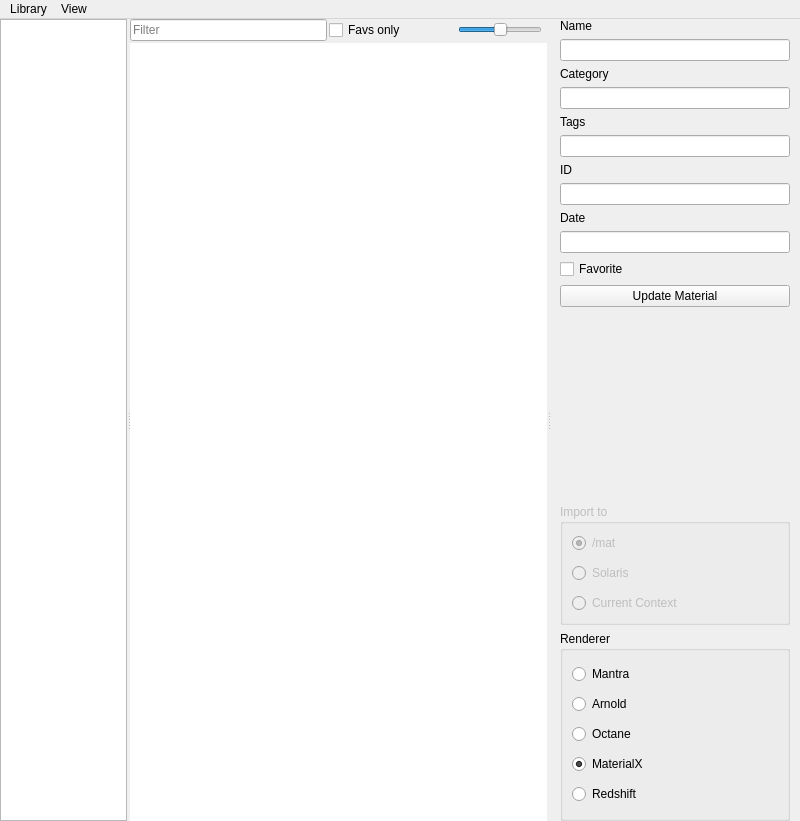
The window that scripts/python/matlib/ui/matlib.ui (eglaubauf/egMatLib) describes before a commit, drawn with Qt 5.
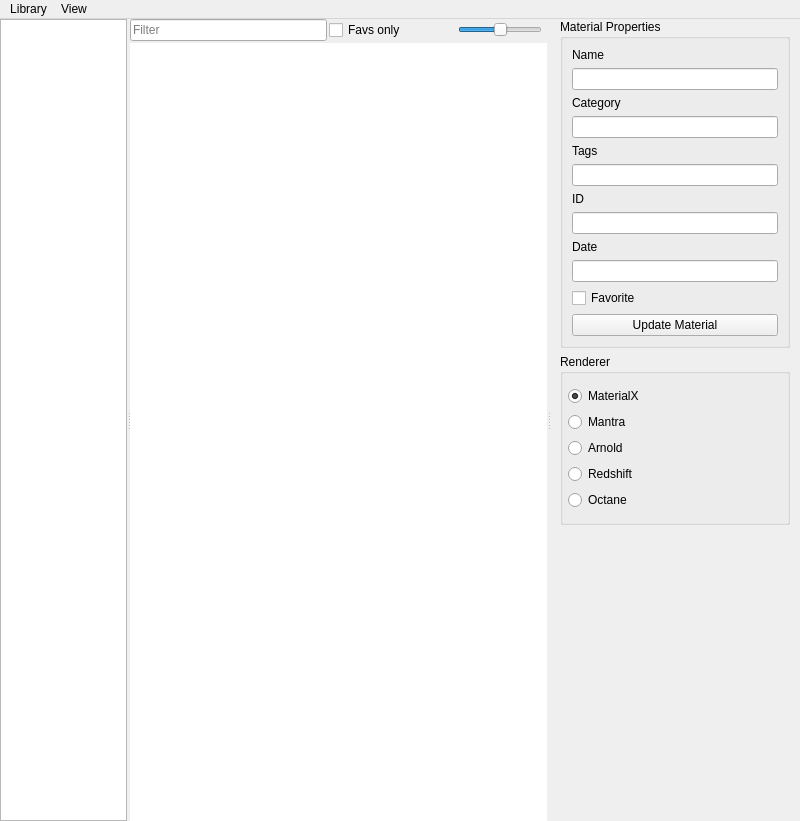
The same window after the commit.

Commit message: enable/disable renderer functionality - cleanup ui

The edit to the form file:
```diff
--- a/scripts/python/matlib/ui/matlib.ui
+++ b/scripts/python/matlib/ui/matlib.ui
@@ -358,8 +358,8 @@
             <rect>
              <x>0</x>
              <y>0</y>
-             <width>250</width>
-             <height>797</height>
+             <width>261</width>
+             <height>782</height>
             </rect>
            </property>
            <layout class="QVBoxLayout" name="verticalLayout_9">
@@ -379,6 +379,14 @@
              <number>0</number>
             </property>
             <item>
+             <widget class="QGroupBox" name="groupBox_2">
+              <property name="title">
+               <string>Material Properties</string>
+              </property>
+              <layout class="QVBoxLayout" name="verticalLayout_4">
+               <item>
+                <layout class="QVBoxLayout" name="verticalLayout_3">
+                 <item>
              <widget class="QLabel" name="Name">
               <property name="text">
                <string>Name</string>
@@ -477,85 +485,6 @@
               </property>
              </widget>
             </item>
-            <item>
-             <spacer name="verticalSpacer">
-              <property name="orientation">
-               <enum>Qt::Orientation::Vertical</enum>
-              </property>
-              <property name="sizeType">
-               <enum>QSizePolicy::Policy::MinimumExpanding</enum>
-              </property>
-              <property name="sizeHint" stdset="0">
-               <size>
-                <width>20</width>
-                <height>40</height>
-               </size>
-              </property>
-             </spacer>
-            </item>
-            <item>
-             <widget class="QGroupBox" name="import_group">
-              <property name="enabled">
-               <bool>false</bool>
-              </property>
-              <property name="title">
-               <string>Import to</string>
-              </property>
-              <layout class="QGridLayout" name="gridLayout_2">
-               <item row="0" column="0">
-                <layout class="QGridLayout" name="layout_context">
-                 <property name="leftMargin">
-                  <number>0</number>
-                 </property>
-                 <property name="horizontalSpacing">
-                  <number>0</number>
-                 </property>
-                 <property name="verticalSpacing">
-                  <number>10</number>
-                 </property>
-                 <item row="0" column="0">
-                  <widget class="QRadioButton" name="radio_default">
-                   <property name="text">
-                    <string>/mat</string>
-                   </property>
-                   <property name="checked">
-                    <bool>true</bool>
-                   </property>
-                  </widget>
-                 </item>
-                 <item row="2" column="1">
-                  <spacer name="horizontalSpacer_3">
-                   <property name="orientation">
-                    <enum>Qt::Orientation::Horizontal</enum>
-                   </property>
-                   <property name="sizeType">
-                    <enum>QSizePolicy::Policy::MinimumExpanding</enum>
-                   </property>
-                   <property name="sizeHint" stdset="0">
-                    <size>
-                     <width>40</width>
-                     <height>20</height>
-                    </size>
-                   </property>
-                  </spacer>
-                 </item>
-                 <item row="1" column="0">
-                  <widget class="QRadioButton" name="radio_USD">
-                   <property name="text">
-                    <string>Solaris</string>
-                   </property>
-                   <property name="checked">
-                    <bool>false</bool>
-                   </property>
-                  </widget>
-                 </item>
-                 <item row="2" column="0">
-                  <widget class="QRadioButton" name="radio_current">
-                   <property name="text">
-                    <string>Current Context</string>
-                   </property>
-                  </widget>
-                 </item>
                 </layout>
                </item>
               </layout>
@@ -564,7 +493,7 @@
             <item>
              <widget class="QGroupBox" name="groupBox">
               <property name="sizePolicy">
-               <sizepolicy hsizetype="MinimumExpanding" vsizetype="Expanding">
+               <sizepolicy hsizetype="MinimumExpanding" vsizetype="Minimum">
                 <horstretch>0</horstretch>
                 <verstretch>0</verstretch>
                </sizepolicy>
@@ -581,45 +510,35 @@
               <property name="checkable">
                <bool>false</bool>
               </property>
-              <layout class="QGridLayout" name="gridLayout">
+              <layout class="QGridLayout" name="gridLayout" rowstretch="0">
+               <property name="leftMargin">
+                <number>5</number>
+               </property>
+               <property name="topMargin">
+                <number>12</number>
+               </property>
+               <property name="rightMargin">
+                <number>5</number>
+               </property>
+               <property name="bottomMargin">
+                <number>12</number>
+               </property>
                <item row="0" column="0">
-                <layout class="QGridLayout" name="layout_renderers">
-                 <property name="horizontalSpacing">
-                  <number>0</number>
-                 </property>
-                 <property name="verticalSpacing">
-                  <number>10</number>
-                 </property>
+                <layout class="QGridLayout" name="gridLayout_2">
+                 <item row="1" column="0">
+                  <widget class="QRadioButton" name="cb_Mantra">
+                   <property name="text">
+                    <string>Mantra</string>
+                   </property>
+                   <property name="checked">
+                    <bool>false</bool>
+                   </property>
+                   <attribute name="buttonGroup">
+                    <string notr="true">rendererGroup</string>
+                   </attribute>
+                  </widget>
+                 </item>
                  <item row="3" column="0">
-                  <widget class="QRadioButton" name="cb_Octane">
-                   <property name="text">
-                    <string>Octane</string>
-                   </property>
-                   <property name="checked">
-                    <bool>false</bool>
-                   </property>
-                   <attribute name="buttonGroup">
-                    <string notr="true">rendererGroup</string>
-                   </attribute>
-                  </widget>
-                 </item>
-                 <item row="4" column="1">
-                  <spacer name="horizontalSpacer_4">
-                   <property name="orientation">
-                    <enum>Qt::Orientation::Horizontal</enum>
-                   </property>
-                   <property name="sizeType">
-                    <enum>QSizePolicy::Policy::MinimumExpanding</enum>
-                   </property>
-                   <property name="sizeHint" stdset="0">
-                    <size>
-                     <width>40</width>
-                     <height>20</height>
-                    </size>
-                   </property>
-                  </spacer>
-                 </item>
-                 <item row="5" column="0">
                   <widget class="QRadioButton" name="cb_Redshift">
                    <property name="text">
                     <string>Redshift</string>
@@ -632,7 +551,23 @@
                    </attribute>
                   </widget>
                  </item>
-                 <item row="1" column="0">
+                 <item row="0" column="0">
+                  <widget class="QRadioButton" name="cb_MatX">
+                   <property name="enabled">
+                    <bool>true</bool>
+                   </property>
+                   <property name="text">
+                    <string>MaterialX</string>
+                   </property>
+                   <property name="checked">
+                    <bool>true</bool>
+                   </property>
+                   <attribute name="buttonGroup">
+                    <string notr="true">rendererGroup</string>
+                   </attribute>
+                  </widget>
+                 </item>
+                 <item row="2" column="0">
                   <widget class="QRadioButton" name="cb_Arnold">
                    <property name="text">
                     <string>Arnold</string>
@@ -645,26 +580,13 @@
                    </attribute>
                   </widget>
                  </item>
-                 <item row="0" column="0">
-                  <widget class="QRadioButton" name="cb_Mantra">
-                   <property name="text">
-                    <string>Mantra</string>
-                   </property>
-                   <property name="checked">
-                    <bool>false</bool>
-                   </property>
-                   <attribute name="buttonGroup">
-                    <string notr="true">rendererGroup</string>
-                   </attribute>
-                  </widget>
-                 </item>
                  <item row="4" column="0">
-                  <widget class="QRadioButton" name="cb_MatX">
+                  <widget class="QRadioButton" name="cb_Octane">
                    <property name="text">
-                    <string>MaterialX</string>
+                    <string>Octane</string>
                    </property>
                    <property name="checked">
-                    <bool>true</bool>
+                    <bool>false</bool>
                    </property>
                    <attribute name="buttonGroup">
                     <string notr="true">rendererGroup</string>
@@ -676,6 +598,22 @@
               </layout>
              </widget>
             </item>
+            <item>
+             <spacer name="verticalSpacer_2">
+              <property name="orientation">
+               <enum>Qt::Orientation::Vertical</enum>
+              </property>
+              <property name="sizeType">
+               <enum>QSizePolicy::Policy::MinimumExpanding</enum>
+              </property>
+              <property name="sizeHint" stdset="0">
+               <size>
+                <width>20</width>
+                <height>80</height>
+               </size>
+              </property>
+             </spacer>
+            </item>
            </layout>
           </widget>
          </widget>
```
Lines whose indentation alone changed are shown as unchanged. The commit also changes 5 other files.
